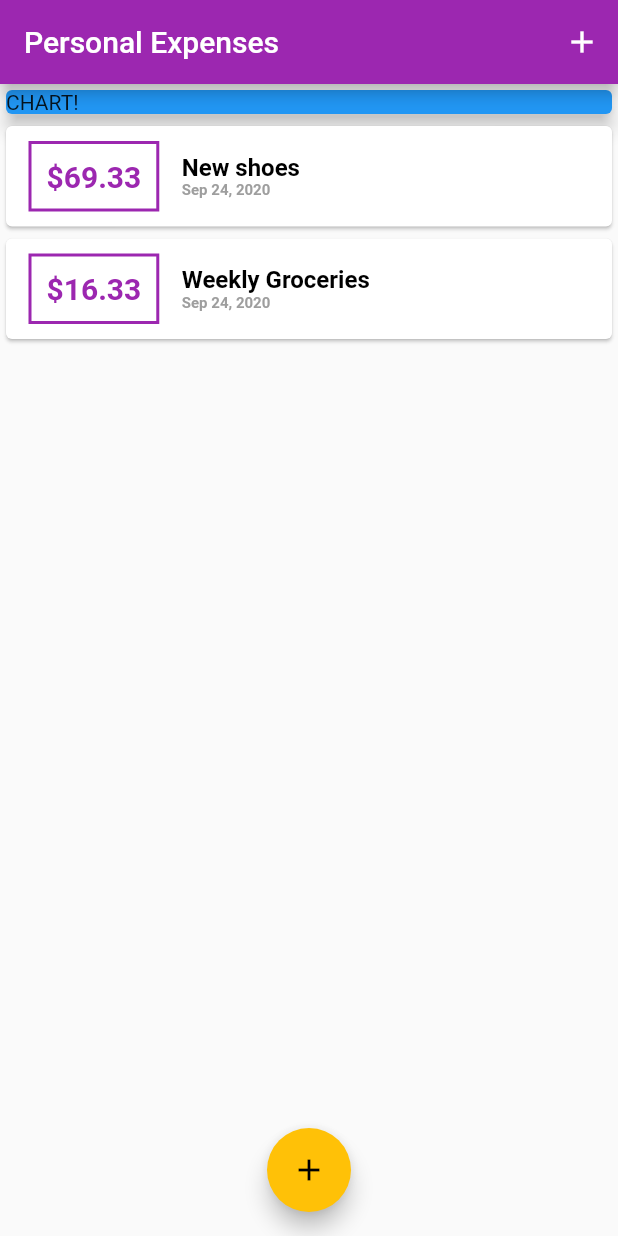
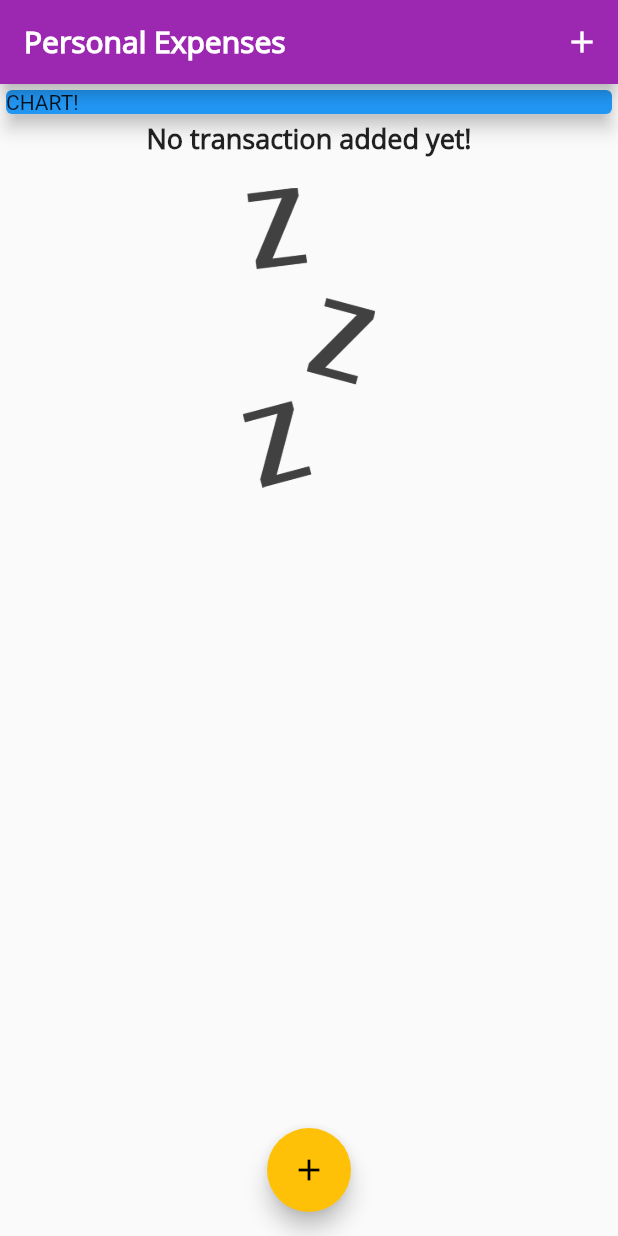
Before and after one commit to Anna-12-Mer/Expense-planner, a Flutter app: the screen it shows after launch, on a phone screen of 412 x 824 dp. Run offline on Flutter 3.47's test engine with Material 2 defaults, Android fonts, the phone set to English and light mode, and no system bars; missing offline and left inert: dart:ffi.

Commit message:
add custom fonts and images

```diff
--- a/expensePlanner/lib/main.dart
+++ b/expensePlanner/lib/main.dart
@@ -12,7 +12,24 @@ class MyApp extends StatelessWidget {
   Widget build(BuildContext context) {
     return MaterialApp(
       title: 'Personal Expenses',
-      theme: ThemeData(primarySwatch: Colors.purple, accentColor: Colors.amber,),
+      theme: ThemeData(
+          primarySwatch: Colors.purple,
+          accentColor: Colors.amber,
+          fontFamily: 'Quicksand',
+          textTheme: ThemeData.light().textTheme.copyWith(
+                title: TextStyle(
+                    fontFamily: 'OpenSans',
+                    fontSize: 18,
+                    fontWeight: FontWeight.bold),
+              ),
+          appBarTheme: AppBarTheme(
+            textTheme: ThemeData.light().textTheme.copyWith(
+                  title: TextStyle(
+                      fontFamily: 'OpenSans',
+                      fontSize: 20,
+                      fontWeight: FontWeight.bold),
+                ),
+          )),
       home: MyHomePage(),
     );
   }
@@ -25,13 +42,13 @@ class MyHomePage extends StatefulWidget {
 
 class _MyHomePage extends State<MyHomePage> {
   final List<Transaction> _userTransaction = [
-    Transaction(
-        id: 't1', title: 'New shoes', amount: 69.33, date: DateTime.now()),
-    Transaction(
-        id: 't2',
-        title: 'Weekly Groceries',
-        amount: 16.33,
-        date: DateTime.now())
+    // Transaction(
+    //     id: 't1', title: 'New shoes', amount: 69.33, date: DateTime.now()),
+    // Transaction(
+    //     id: 't2',
+    //     title: 'Weekly Groceries',
+    //     amount: 16.33,
+    //     date: DateTime.now())
   ];
 
   void _addNewTransaction(String title, double amount) {
--- a/expensePlanner/lib/widgets/transaction_list.dart
+++ b/expensePlanner/lib/widgets/transaction_list.dart
@@ -12,15 +12,34 @@ class TansactionList extends StatelessWidget {
   Widget build(BuildContext context) {
     return Container(
       height: 300,
-      child: ListView.builder(
+      child: transactions.isEmpty
+          ? Column(
+              children: <Widget>[
+                Text(
+                  'No transaction added yet!',
+                  style: Theme.of(context).textTheme.title,
+                ),
+                SizedBox(
+                  height: 20,
+                ),
+                Container(
+                  height: 200,
+                  child: Image.asset(
+                    'assets/img/waiting.png',
+                    fit: BoxFit.cover,
+                  ),
+                ),
+              ],
+            )
+          : ListView.builder(
               itemBuilder: (context, index) {
                 return Card(
                     child: Row(children: <Widget>[
                   Container(
                     margin: EdgeInsets.symmetric(vertical: 10, horizontal: 15),
                     decoration: BoxDecoration(
-                border:
-                    Border.all(color: Theme.of(context).primaryColor, width: 2),
+                      border: Border.all(
+                          color: Theme.of(context).primaryColor, width: 2),
                     ),
                     padding: EdgeInsets.all(10),
                     child: Text(
@@ -35,10 +54,7 @@ class TansactionList extends StatelessWidget {
                     children: <Widget>[
                       Text(
                         transactions[index].title,
-                  style: TextStyle(
-                      fontWeight: FontWeight.bold,
-                      fontSize: 16,
-                      color: Colors.black),
+                        style: Theme.of(context).textTheme.title,
                         textAlign: TextAlign.left,
                       ),
                       Text(
```
Also changed, not shown: expensePlanner/pubspec.yaml (+14 -14 lines), expensePlanner/assets/fonts/OpenSans-Bold.ttf (added), expensePlanner/assets/fonts/OpenSans-Regular.ttf (added), expensePlanner/assets/fonts/Quicksand-Bold.ttf (added), expensePlanner/assets/fonts/Quicksand-Light.ttf (added), expensePlanner/assets/fonts/Quicksand-Medium.ttf (added), expensePlanner/assets/fonts/Quicksand-Regular.ttf (added), expensePlanner/assets/img/waiting.png (added). Lines whose indentation alone changed are shown as unchanged.
